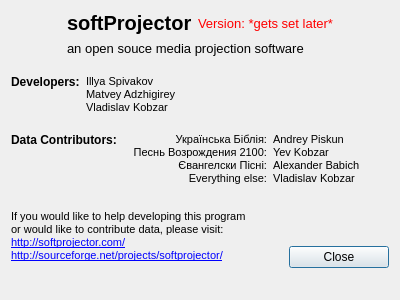
This is src/aboutdialog.ui in SoftProjector/src as Qt 5 draws it before an edit. The edited form follows.
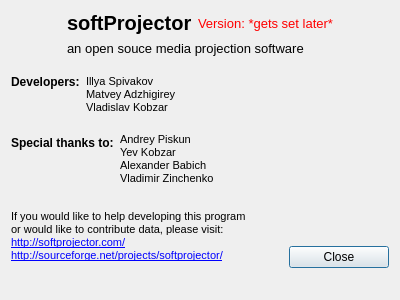
This is the edited form.

The edit to the form file:
```diff
--- a/src/aboutdialog.ui
+++ b/src/aboutdialog.ui
@@ -205,35 +205,21 @@
         </font>
        </property>
        <property name="text">
-        <string>Data Contributors:</string>
+        <string>Special thanks to:</string>
        </property>
       </widget>
      </item>
      <item row="0" column="1" rowspan="2">
-      <widget class="QLabel" name="label_7">
-       <property name="text">
-        <string>&lt;!DOCTYPE HTML PUBLIC &quot;-//W3C//DTD HTML 4.0//EN&quot; &quot;http://www.w3.org/TR/REC-html40/strict.dtd&quot;&gt;
-&lt;html&gt;&lt;head&gt;&lt;meta name=&quot;qrichtext&quot; content=&quot;1&quot; /&gt;&lt;style type=&quot;text/css&quot;&gt;
-p, li { white-space: pre-wrap; }
-&lt;/style&gt;&lt;/head&gt;&lt;body style=&quot; font-family:'MS Shell Dlg 2'; font-size:8.25pt; font-weight:400; font-style:normal;&quot;&gt;
-&lt;p align=&quot;right&quot; style=&quot; margin-top:0px; margin-bottom:0px; margin-left:0px; margin-right:0px; -qt-block-indent:0; text-indent:0px;&quot;&gt;&lt;span style=&quot; font-size:8pt;&quot;&gt;Українська Біблія:&lt;/span&gt;&lt;/p&gt;
-&lt;p align=&quot;right&quot; style=&quot; margin-top:0px; margin-bottom:0px; margin-left:0px; margin-right:0px; -qt-block-indent:0; text-indent:0px;&quot;&gt;&lt;span style=&quot; font-size:8pt;&quot;&gt;Песнь Возрождения 2100:&lt;/span&gt;&lt;/p&gt;
-&lt;p align=&quot;right&quot; style=&quot; margin-top:0px; margin-bottom:0px; margin-left:0px; margin-right:0px; -qt-block-indent:0; text-indent:0px;&quot;&gt;&lt;span style=&quot; font-size:8pt;&quot;&gt;Євангелски Пісні:&lt;/span&gt;&lt;/p&gt;
-&lt;p align=&quot;right&quot; style=&quot; margin-top:0px; margin-bottom:0px; margin-left:0px; margin-right:0px; -qt-block-indent:0; text-indent:0px;&quot;&gt;&lt;span style=&quot; font-size:8pt;&quot;&gt;Everything else:&lt;/span&gt;&lt;/p&gt;&lt;/body&gt;&lt;/html&gt;</string>
-       </property>
-      </widget>
-     </item>
-     <item row="0" column="2" rowspan="2">
       <widget class="QLabel" name="label_8">
        <property name="text">
-        <string>&lt;!DOCTYPE HTML PUBLIC &quot;-//W3C//DTD HTML 4.0//EN&quot; &quot;http://www.w3.org/TR/REC-html40/strict.dtd&quot;&gt;
+        <string notr="true">&lt;!DOCTYPE HTML PUBLIC &quot;-//W3C//DTD HTML 4.0//EN&quot; &quot;http://www.w3.org/TR/REC-html40/strict.dtd&quot;&gt;
 &lt;html&gt;&lt;head&gt;&lt;meta name=&quot;qrichtext&quot; content=&quot;1&quot; /&gt;&lt;style type=&quot;text/css&quot;&gt;
 p, li { white-space: pre-wrap; }
 &lt;/style&gt;&lt;/head&gt;&lt;body style=&quot; font-family:'MS Shell Dlg 2'; font-size:8.25pt; font-weight:400; font-style:normal;&quot;&gt;
 &lt;p style=&quot; margin-top:0px; margin-bottom:0px; margin-left:0px; margin-right:0px; -qt-block-indent:0; text-indent:0px;&quot;&gt;&lt;span style=&quot; font-size:8pt;&quot;&gt;Andrey Piskun&lt;/span&gt;&lt;/p&gt;
 &lt;p style=&quot; margin-top:0px; margin-bottom:0px; margin-left:0px; margin-right:0px; -qt-block-indent:0; text-indent:0px;&quot;&gt;&lt;span style=&quot; font-size:8pt;&quot;&gt;Yev Kobzar&lt;/span&gt;&lt;/p&gt;
 &lt;p style=&quot; margin-top:0px; margin-bottom:0px; margin-left:0px; margin-right:0px; -qt-block-indent:0; text-indent:0px;&quot;&gt;&lt;span style=&quot; font-size:8pt;&quot;&gt;Alexander Babich&lt;/span&gt;&lt;/p&gt;
-&lt;p style=&quot; margin-top:0px; margin-bottom:0px; margin-left:0px; margin-right:0px; -qt-block-indent:0; text-indent:0px;&quot;&gt;&lt;span style=&quot; font-size:8pt;&quot;&gt;Vladislav Kobzar&lt;/span&gt;&lt;/p&gt;&lt;/body&gt;&lt;/html&gt;</string>
+&lt;p style=&quot; margin-top:0px; margin-bottom:0px; margin-left:0px; margin-right:0px; -qt-block-indent:0; text-indent:0px;&quot;&gt;&lt;span style=&quot; font-size:8pt;&quot;&gt;Vladimir Zinchenko&lt;/span&gt;&lt;/p&gt;&lt;/body&gt;&lt;/html&gt;</string>
        </property>
       </widget>
      </item>
@@ -250,6 +236,19 @@
        </property>
       </spacer>
      </item>
+     <item row="0" column="2">
+      <spacer name="horizontalSpacer_3">
+       <property name="orientation">
+        <enum>Qt::Horizontal</enum>
+       </property>
+       <property name="sizeHint" stdset="0">
+        <size>
+         <width>40</width>
+         <height>20</height>
+        </size>
+       </property>
+      </spacer>
+     </item>
     </layout>
    </item>
    <item row="5" column="2">
```
Left out of the diff: 4 changed lines with no effect on the pictures.
